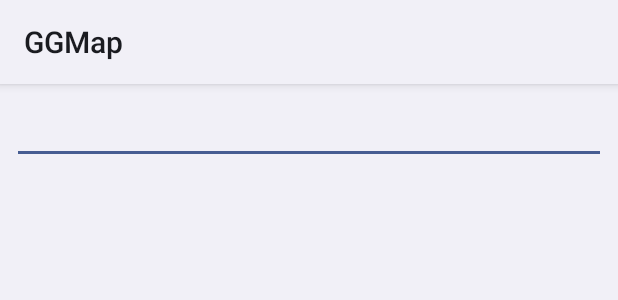
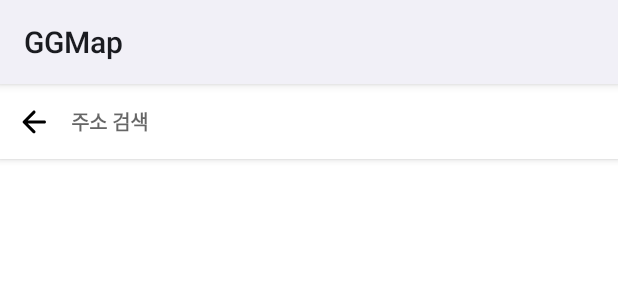
Before and after one commit to With-Us-Earth/GG-Map, an Android app: the layout activity_search.xml on its own in the app's theme, with its tools: preview values and no code run, on a phone screen of 412 x 824 dp. Shown: the top 300 px of the screen. Run offline under Robolectric (Android 15) with nearby library versions, the phone set to English and light mode, and no system bars.

Commit message:
add current location & search

```diff
--- a/app/src/main/AndroidManifest.xml
+++ b/app/src/main/AndroidManifest.xml
@@ -14,17 +14,15 @@
         android:theme="@style/Theme.GGMap.Splash">
         <!--<service android:name="" android:foregroundServiceType="location"></service>-->
         <activity
-            android:name=".SearchActivity"
-            android:exported="false" />
-        <activity
             android:name=".MainActivity"
             android:exported="true">
             <intent-filter>
                 <action android:name="android.intent.action.MAIN" />
-
                 <category android:name="android.intent.category.LAUNCHER" />
             </intent-filter>
         </activity>
+        <activity android:name=".SearchActivity" android:exported="true" android:parentActivityName=".MainActivity" />
+        <activity android:name=".SearchResultActivity" android:exported="true"/>
     </application>
 
 </manifest>
--- /dev/null
+++ b/app/src/main/res/drawable/ic_baseline_location_on_24.xml
@@ -0,0 +1,5 @@
+<vector android:height="24dp" android:tint="#000000"
+    android:viewportHeight="24" android:viewportWidth="24"
+    android:width="24dp" xmlns:android="http://schemas.android.com/apk/res/android">
+    <path android:fillColor="@android:color/white" android:pathData="M12,2C8.13,2 5,5.13 5,9c0,5.25 7,13 7,13s7,-7.75 7,-13c0,-3.87 -3.13,-7 -7,-7zM12,11.5c-1.38,0 -2.5,-1.12 -2.5,-2.5s1.12,-2.5 2.5,-2.5 2.5,1.12 2.5,2.5 -1.12,2.5 -2.5,2.5z"/>
+</vector>
--- /dev/null
+++ b/app/src/main/res/drawable/ic_round_arrow_back_24.xml
@@ -0,0 +1,5 @@
+<vector android:height="24dp" android:tint="#000000"
+    android:viewportHeight="24" android:viewportWidth="24"
+    android:width="24dp" xmlns:android="http://schemas.android.com/apk/res/android">
+    <path android:fillColor="@android:color/white" android:pathData="M19,11H7.83l4.88,-4.88c0.39,-0.39 0.39,-1.03 0,-1.42 -0.39,-0.39 -1.02,-0.39 -1.41,0l-6.59,6.59c-0.39,0.39 -0.39,1.02 0,1.41l6.59,6.59c0.39,0.39 1.02,0.39 1.41,0 0.39,-0.39 0.39,-1.02 0,-1.41L7.83,13H19c0.55,0 1,-0.45 1,-1s-0.45,-1 -1,-1z"/>
+</vector>
--- /dev/null
+++ b/app/src/main/res/drawable/ic_round_close_24.xml
@@ -0,0 +1,5 @@
+<vector android:height="24dp" android:tint="#000000"
+    android:viewportHeight="24" android:viewportWidth="24"
+    android:width="24dp" xmlns:android="http://schemas.android.com/apk/res/android">
+    <path android:fillColor="@android:color/white" android:pathData="M18.3,5.71c-0.39,-0.39 -1.02,-0.39 -1.41,0L12,10.59 7.11,5.7c-0.39,-0.39 -1.02,-0.39 -1.41,0 -0.39,0.39 -0.39,1.02 0,1.41L10.59,12 5.7,16.89c-0.39,0.39 -0.39,1.02 0,1.41 0.39,0.39 1.02,0.39 1.41,0L12,13.41l4.89,4.89c0.39,0.39 1.02,0.39 1.41,0 0.39,-0.39 0.39,-1.02 0,-1.41L13.41,12l4.89,-4.89c0.38,-0.38 0.38,-1.02 0,-1.4z"/>
+</vector>
--- a/app/src/main/res/layout/activity_search.xml
+++ b/app/src/main/res/layout/activity_search.xml
@@ -1,30 +1,67 @@
 <?xml version="1.0" encoding="utf-8"?>
-<androidx.constraintlayout.widget.ConstraintLayout xmlns:android="http://schemas.android.com/apk/res/android"
+<LinearLayout xmlns:android="http://schemas.android.com/apk/res/android"
     xmlns:app="http://schemas.android.com/apk/res-auto"
     xmlns:tools="http://schemas.android.com/tools"
     android:layout_width="match_parent"
     android:layout_height="match_parent"
+    android:orientation="vertical"
+    android:background="@color/white"
     tools:context=".SearchActivity">
 
-<EditText
-        android:id="@+id/edt_search"
-        android:layout_width="0dp"
+
+    <LinearLayout
+        android:layout_width="match_parent"
         android:layout_height="wrap_content"
-        app:layout_constraintTop_toTopOf="parent"
-        app:layout_constraintBottom_toTopOf="@+id/rl_listview"
-        app:layout_constraintLeft_toLeftOf="parent"
-        app:layout_constraintRight_toRightOf="parent"
-        android:layout_margin="8dp"
-        />
+        android:layout_gravity="center"
+        android:background="@color/white"
+        android:elevation="3dp"
+        android:orientation="horizontal"
+        android:paddingTop="10dp"
+        android:paddingBottom="10dp">
 
-    <androidx.constraintlayout.widget.ConstraintLayout
-        android:id="@+id/rl_listview"
-        android:layout_width="0dp"
-        android:layout_height="0dp"
-        app:layout_constraintTop_toBottomOf="@+id/edt_search"
-        app:layout_constraintBottom_toBottomOf="parent"
-        app:layout_constraintLeft_toLeftOf="parent"
-        app:layout_constraintRight_toRightOf="parent"
-        android:layout_margin="8dp"/>
+        <ImageButton
+            android:id="@+id/btn_back"
+            android:layout_width="30dp"
+            android:layout_height="30dp"
+            android:layout_gravity="center"
+            android:layout_marginStart="7dp"
+            android:backgroundTint="#00FFFFFF"
+            android:src="@drawable/ic_round_arrow_back_24"
+            app:tint="@color/black" />
 
-</androidx.constraintlayout.widget.ConstraintLayout>
+        <EditText
+            android:id="@+id/et_search_address"
+            android:layout_width="match_parent"
+            android:layout_height="match_parent"
+            android:layout_gravity="center"
+            android:gravity="center_vertical"
+            android:layout_marginStart="10dp"
+            android:background="#00FFFFFF"
+            android:ems="17"
+            android:hint="주소 검색"
+            android:imeOptions="actionSearch"
+            android:inputType="text"
+            android:maxLines="1"
+            android:textSize="13.5sp"
+            android:textStyle="bold" />
+
+    </LinearLayout>
+
+    <LinearLayout
+        android:layout_width="match_parent"
+        android:layout_height="wrap_content"
+        android:background="@color/white"
+        android:orientation="vertical">
+
+        <androidx.recyclerview.widget.RecyclerView
+            android:layout_width="match_parent"
+            android:layout_height="match_parent"
+            android:layout_marginStart="10dp"
+            android:layout_marginEnd="10dp"
+            android:scrollbars="none"
+            />
+
+    </LinearLayout>
+
+
+</LinearLayout>
```
Also changed, not shown: app/src/main/java/com/example/ggmap/MainActivity.java (+96 -66 lines), app/src/main/java/com/example/ggmap/SearchActivity.java (+45 -0 lines), app/src/main/java/com/example/ggmap/SearchResultActivity.java (added, +84 -0 lines), app/src/main/res/layout/activity_main.xml (+13 -12 lines), app/src/main/res/layout/activity_search_result.xml (added, +65 -0 lines).
